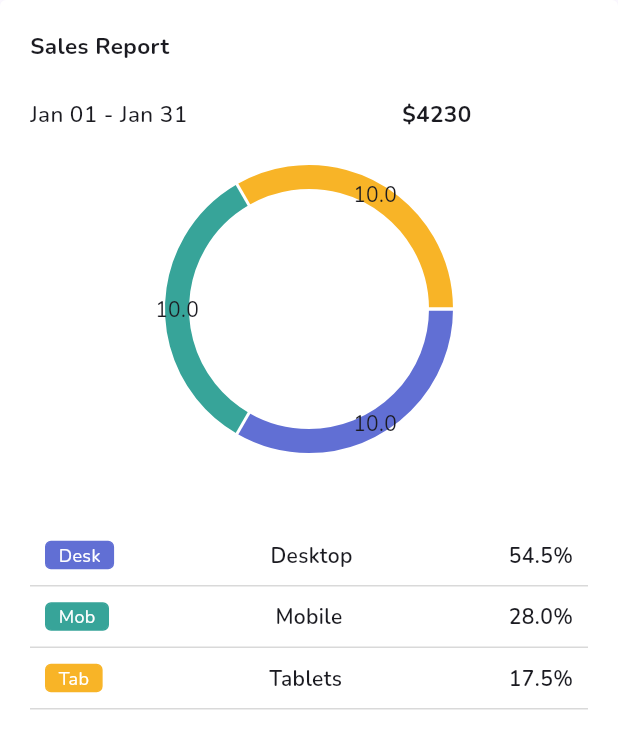
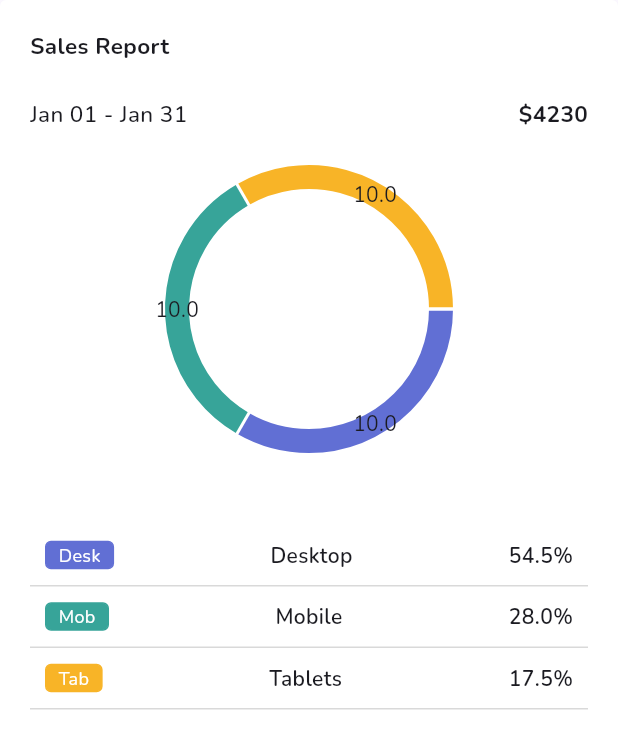
Before and after one commit to meahdev/flutter-web, a Flutter app: the SalesReport widget shown alone on an empty page, opened directly, on a phone screen of 412 x 824 dp. Shown: the top 749 px of the screen. Run offline on Flutter 3.47's test engine with Material 2 defaults, Android fonts, the phone set to English and light mode, and no system bars; drawn by our look-alikes of fl_chart; our stand-ins replace auto_route, bloc, flutter_bloc, flutter_chat_bubble, flutter_svg, freezed_annotation and 1 more; accounts and stored records are empty; network calls fail; key blocks and very long unbroken strings in the code were emptied for the run.

Commit message:
dashboard chart bug fix

```diff
--- a/lib/src/views/dashboard/sales_report.dart
+++ b/lib/src/views/dashboard/sales_report.dart
@@ -104,9 +104,7 @@ class _SalesReportState extends State<SalesReport> {
     return Row(
       mainAxisAlignment: MainAxisAlignment.spaceBetween,
       children: const [
-        Expanded(
-          flex: 2,
-          child: Text(
+        Text(
           'Jan 01 - Jan 31',
           softWrap: true,
           style: TextStyle(
@@ -114,15 +112,12 @@ class _SalesReportState extends State<SalesReport> {
             fontWeight: FontWeight.w500,
           ),
         ),
-        ),
-        Expanded(
-          child: Text(
+        Text(
           '\$${4230}',
           softWrap: true,
           style: TextStyle(
             fontSize: 15,
             fontWeight: FontWeight.bold,
-            ),
           ),
         ),
       ],
```
Lines whose indentation alone changed are shown as unchanged.
